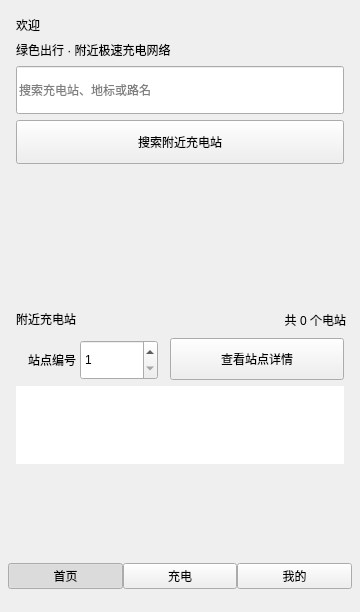
The window that client/mainwindow.ui (justinwills/ChargingPlatform) describes before a commit, drawn with Qt 5.
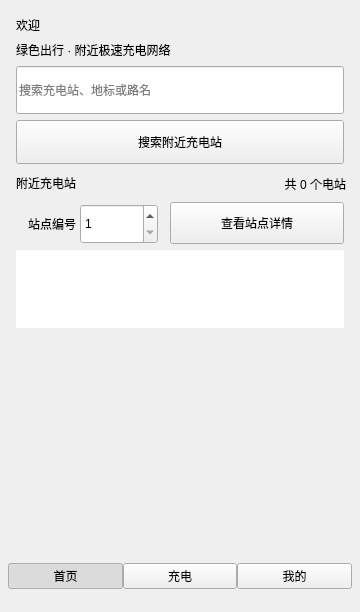
The same window after the commit. The open tabs and pages were chosen to show the change. Custom widgets are drawn as their Qt base class.

```diff
--- a/client/mainwindow.ui
+++ b/client/mainwindow.ui
@@ -610,21 +610,11 @@
         <string>搜索附近充电站</string>
        </property>
       </widget>
-      <widget class="MapPreview" name="mapPreview">
-       <property name="geometry">
-        <rect>
-         <x>16</x>
-         <y>172</y>
-         <width>328</width>
-         <height>128</height>
-        </rect>
-       </property>
-      </widget>
       <widget class="QLabel" name="labelNearbyHeader">
        <property name="geometry">
         <rect>
          <x>16</x>
-         <y>308</y>
+         <y>172</y>
          <width>120</width>
          <height>22</height>
         </rect>
@@ -637,7 +627,7 @@
        <property name="geometry">
         <rect>
          <x>140</x>
-         <y>312</y>
+         <y>176</y>
          <width>206</width>
          <height>16</height>
         </rect>
@@ -653,7 +643,7 @@
        <property name="geometry">
         <rect>
          <x>16</x>
-         <y>344</y>
+         <y>208</y>
          <width>60</width>
          <height>32</height>
         </rect>
@@ -669,7 +659,7 @@
        <property name="geometry">
         <rect>
          <x>80</x>
-         <y>340</y>
+         <y>204</y>
          <width>78</width>
          <height>40</height>
         </rect>
@@ -685,7 +675,7 @@
        <property name="geometry">
         <rect>
          <x>170</x>
-         <y>338</y>
+         <y>202</y>
          <width>174</width>
          <height>42</height>
         </rect>
@@ -698,7 +688,7 @@
        <property name="geometry">
         <rect>
          <x>16</x>
-         <y>386</y>
+         <y>250</y>
          <width>328</width>
         <height>78</height>
        </rect>
@@ -2041,11 +2031,6 @@
    <extends>QWidget</extends>
    <header>chargering.h</header>
   </customwidget>
-  <customwidget>
-   <class>MapPreview</class>
-   <extends>QWidget</extends>
-   <header>mappreview.h</header>
-  </customwidget>
  </customwidgets>
  <resources/>
  <connections/>
```
